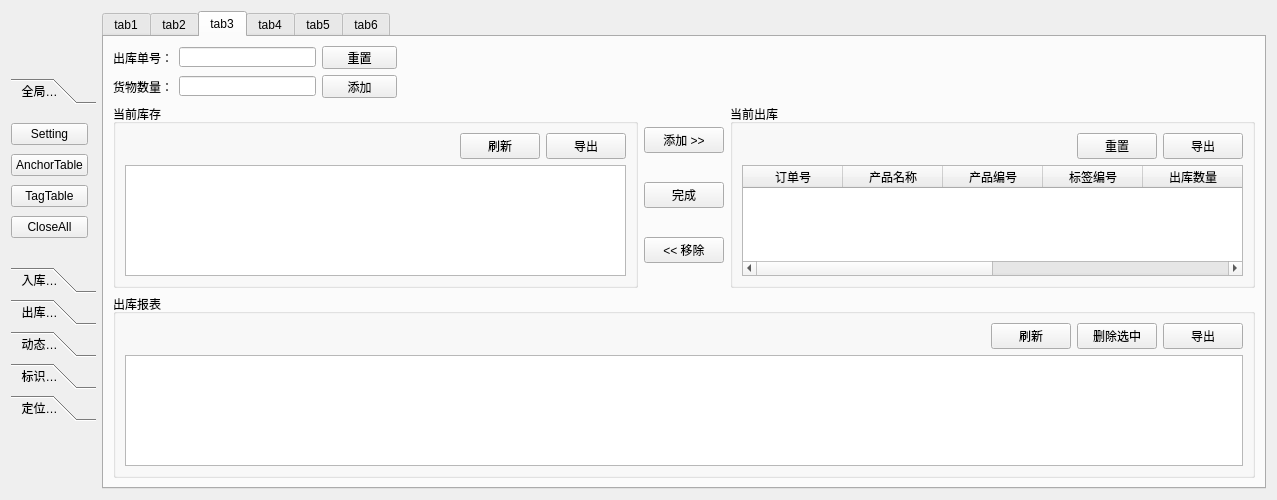
First picture: the form in Deca/views/GraphicsWidget.ui, repository summerfll/wms, before the edit.
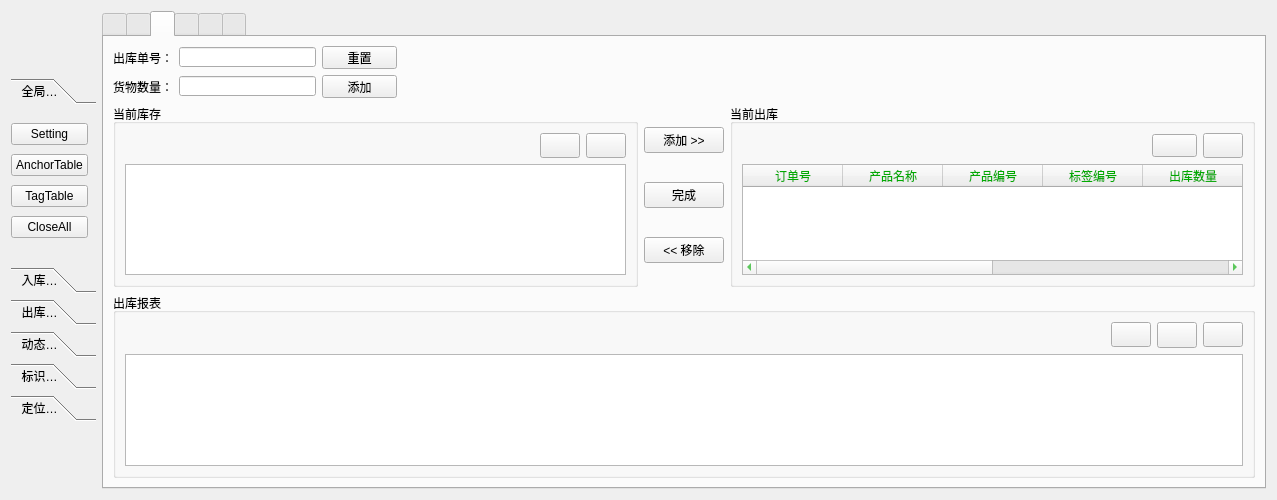
Second picture: the form after the edit. The open tabs and pages were chosen to show the change. Icons and pictures are not drawn. Custom widgets are drawn as their Qt base class.

```diff
--- a/Deca/views/GraphicsWidget.ui
+++ b/Deca/views/GraphicsWidget.ui
@@ -13,6 +13,9 @@
   <property name="windowTitle">
    <string>Form</string>
   </property>
+  <property name="styleSheet">
+   <string notr="true"/>
+  </property>
   <layout class="QGridLayout" name="gridLayout_2">
    <item row="0" column="0">
     <widget class="QToolBox" name="toolBox">
@@ -267,6 +270,21 @@
      <property name="mouseTracking">
       <bool>false</bool>
      </property>
+     <property name="autoFillBackground">
+      <bool>false</bool>
+     </property>
+     <property name="styleSheet">
+      <string notr="true"/>
+     </property>
+     <property name="inputMethodHints">
+      <set>Qt::ImhNone</set>
+     </property>
+     <property name="tabPosition">
+      <enum>QTabWidget::North</enum>
+     </property>
+     <property name="tabShape">
+      <enum>QTabWidget::Rounded</enum>
+     </property>
      <property name="currentIndex">
       <number>4</number>
      </property>
@@ -294,9 +312,14 @@
      <property name="tabBarAutoHide">
       <bool>true</bool>
      </property>
-     <widget class="QWidget" name="tab1">
+     <widget class="QWidget" name="">
+      <attribute name="icon">
+       <iconset resource="../res/resources.qrc">
+        <normaloff>:/icons/(5@79@2K3OH)}[LRI2I]4UJ.png</normaloff>
+        <selectedoff>:/icons/CQUPT.ico</selectedoff>:/icons/(5@79@2K3OH)}[LRI2I]4UJ.png</iconset>
+      </attribute>
       <attribute name="title">
-       <string>tab1</string>
+       <string/>
       </attribute>
       <layout class="QGridLayout" name="gridLayout">
        <item row="1" column="1">
@@ -461,7 +484,7 @@
      </widget>
      <widget class="QWidget" name="tab_3">
       <attribute name="title">
-       <string>tab2</string>
+       <string/>
       </attribute>
       <layout class="QGridLayout" name="gridLayout_3">
        <item row="0" column="0" rowspan="3">
@@ -655,7 +678,7 @@
      </widget>
      <widget class="QWidget" name="tab_4">
       <attribute name="title">
-       <string>tab3</string>
+       <string/>
       </attribute>
       <layout class="QGridLayout" name="gridLayout_7">
        <item row="1" column="0">
@@ -670,15 +693,55 @@
              <layout class="QGridLayout" name="gridLayout_4">
               <item row="0" column="1">
                <widget class="QPushButton" name="pushButton_22">
+                <property name="minimumSize">
+                 <size>
+                  <width>25</width>
+                  <height>25</height>
+                 </size>
+                </property>
+                <property name="toolTip">
+                 <string>&lt;html&gt;&lt;head/&gt;&lt;body&gt;&lt;p&gt;&lt;br/&gt;&lt;/p&gt;&lt;/body&gt;&lt;/html&gt;</string>
+                </property>
+                <property name="whatsThis">
+                 <string>&lt;html&gt;&lt;head/&gt;&lt;body&gt;&lt;p&gt;&lt;br/&gt;&lt;/p&gt;&lt;/body&gt;&lt;/html&gt;</string>
+                </property>
+                <property name="styleSheet">
+                 <string notr="true">border-image: url(:/icons/timg (3).jpg);</string>
+                </property>
                 <property name="text">
-                 <string>刷新</string>
+                 <string/>
                 </property>
                </widget>
               </item>
               <item row="0" column="2">
                <widget class="QPushButton" name="pushButton_20">
+                <property name="minimumSize">
+                 <size>
+                  <width>25</width>
+                  <height>25</height>
+                 </size>
+                </property>
+                <property name="toolTip">
+                 <string>&lt;html&gt;&lt;head/&gt;&lt;body&gt;&lt;p&gt;&lt;br/&gt;&lt;/p&gt;&lt;/body&gt;&lt;/html&gt;</string>
+                </property>
+                <property name="whatsThis">
+                 <string notr="true">&lt;html&gt;&lt;head/&gt;&lt;body&gt;&lt;p&gt;&lt;br/&gt;&lt;/p&gt;&lt;/body&gt;&lt;/html&gt;</string>
+                </property>
+                <property name="styleSheet">
+                 <string notr="true">border-image: url(:/icons/timg (2).jpg);</string>
+                </property>
                 <property name="text">
-                 <string>导出</string>
+                 <string/>
+                </property>
+               </widget>
+              </item>
+              <item row="1" column="0" colspan="3">
+               <widget class="QTableView" name="tableView_3">
+                <property name="styleSheet">
+                 <string notr="true">border-image: url(:/icons/图片4.jpg);
+selection-background-color: rgb(170, 0, 127);
+font: 75 12pt &quot;微软雅黑&quot;;
+color: rgb(0, 170, 0);</string>
                 </property>
                </widget>
               </item>
@@ -734,15 +797,36 @@
              <layout class="QGridLayout" name="gridLayout_5">
               <item row="0" column="2">
                <widget class="QPushButton" name="pushButton_21">
+                <property name="minimumSize">
+                 <size>
+                  <width>25</width>
+                  <height>25</height>
+                 </size>
+                </property>
+                <property name="styleSheet">
+                 <string notr="true">border-image: url(:/icons/timg (2).jpg);</string>
+                </property>
                 <property name="text">
-                 <string>导出</string>
+                 <string/>
                 </property>
                </widget>
               </item>
               <item row="0" column="1">
                <widget class="QPushButton" name="pushButton_23">
+                <property name="minimumSize">
+                 <size>
+                  <width>45</width>
+                  <height>23</height>
+                 </size>
+                </property>
+                <property name="toolTip">
+                 <string>&lt;html&gt;&lt;head/&gt;&lt;body&gt;&lt;p&gt;重置&lt;/p&gt;&lt;/body&gt;&lt;/html&gt;</string>
+                </property>
+                <property name="styleSheet">
+                 <string notr="true">border-image: url(:/icons/reset.jpg);</string>
+                </property>
                 <property name="text">
-                 <string>重置</string>
+                 <string/>
                 </property>
                </widget>
               </item>
@@ -764,6 +848,12 @@
                 <property name="whatsThis">
                  <string>&lt;html&gt;&lt;head/&gt;&lt;body&gt;&lt;p&gt;v规划局规划局&lt;/p&gt;&lt;/body&gt;&lt;/html&gt;</string>
                 </property>
+                <property name="styleSheet">
+                 <string notr="true">border-image: url(:/icons/图片4.jpg);
+selection-background-color: rgb(170, 0, 127);
+font: 75 12pt &quot;微软雅黑&quot;;
+color: rgb(0, 170, 0);</string>
+                </property>
                 <column>
                  <property name="text">
                   <string>订单号</string>
@@ -839,25 +929,66 @@
             </item>
             <item row="1" column="1">
              <widget class="QPushButton" name="pushButton_24">
+              <property name="minimumSize">
+               <size>
+                <width>25</width>
+                <height>25</height>
+               </size>
+              </property>
+              <property name="styleSheet">
+               <string notr="true">image: url(:/icons/timg (3).jpg);
+border-image: url(:/icons/timg (3).jpg);</string>
+              </property>
               <property name="text">
-               <string>刷新</string>
+               <string/>
               </property>
              </widget>
             </item>
             <item row="1" column="3">
              <widget class="QPushButton" name="pushButton_25">
+              <property name="sizePolicy">
+               <sizepolicy hsizetype="Minimum" vsizetype="Fixed">
+                <horstretch>0</horstretch>
+                <verstretch>0</verstretch>
+               </sizepolicy>
+              </property>
+              <property name="minimumSize">
+               <size>
+                <width>25</width>
+                <height>25</height>
+               </size>
+              </property>
+              <property name="styleSheet">
+               <string notr="true">border-image: url(:/icons/timg (2).jpg);</string>
+              </property>
               <property name="text">
-               <string>导出</string>
+               <string/>
               </property>
              </widget>
             </item>
             <item row="2" column="0" colspan="4">
-             <widget class="QTableView" name="tableView_5"/>
+             <widget class="QTableView" name="tableView_5">
+              <property name="styleSheet">
+               <string notr="true">border-image: url(:/icons/图片3.jpg);
+selection-background-color: rgb(170, 0, 127);
+font: 75 12pt &quot;微软雅黑&quot;;
+color: rgb(0, 170, 0);</string>
+              </property>
+             </widget>
             </item>
             <item row="1" column="2">
              <widget class="QPushButton" name="pushButton_31">
+              <property name="minimumSize">
+               <size>
+                <width>26</width>
+                <height>26</height>
+               </size>
+              </property>
+              <property name="styleSheet">
+               <string notr="true">border-image: url(:/icons/delet.png);</string>
+              </property>
               <property name="text">
-               <string>删除选中</string>
+               <string/>
               </property>
              </widget>
             </item>
@@ -971,7 +1102,7 @@
      </widget>
      <widget class="QWidget" name="tab_5">
       <attribute name="title">
-       <string>tab4</string>
+       <string/>
       </attribute>
       <layout class="QVBoxLayout" name="verticalLayout_9">
        <item>
@@ -1162,7 +1293,7 @@
      </widget>
      <widget class="QWidget" name="tab">
       <attribute name="title">
-       <string>tab5</string>
+       <string/>
       </attribute>
       <layout class="QGridLayout" name="gridLayout_8">
        <item row="0" column="2">
@@ -1388,7 +1519,7 @@
      </widget>
      <widget class="QWidget" name="tab_2">
       <attribute name="title">
-       <string>tab6</string>
+       <string/>
       </attribute>
       <layout class="QHBoxLayout" name="horizontalLayout_2">
        <item>
```
Left out of the diff: 256 changed lines with no effect on the pictures.
